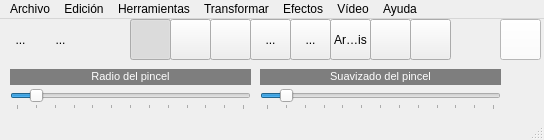
Old version of the form mainwindow.ui in the repository FranciscoDavidCampuzanoMelgarejo/ProyectoInfGraf.
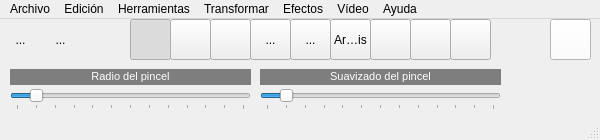
New version of the form. Icons and pictures are not drawn.

```diff
--- a/mainwindow.ui
+++ b/mainwindow.ui
@@ -6,19 +6,19 @@
    <rect>
     <x>0</x>
     <y>0</y>
-    <width>544</width>
+    <width>600</width>
     <height>140</height>
    </rect>
   </property>
   <property name="minimumSize">
    <size>
-    <width>544</width>
+    <width>600</width>
     <height>140</height>
    </size>
   </property>
   <property name="maximumSize">
    <size>
-    <width>544</width>
+    <width>600</width>
     <height>140</height>
    </size>
   </property>
@@ -303,7 +303,7 @@
    <widget class="QPushButton" name="pushButton">
     <property name="geometry">
      <rect>
-      <x>500</x>
+      <x>550</x>
       <y>0</y>
       <width>41</width>
       <height>41</height>
@@ -427,13 +427,36 @@
      <bool>true</bool>
     </property>
    </widget>
+   <widget class="QToolButton" name="toolButton_12">
+    <property name="geometry">
+     <rect>
+      <x>450</x>
+      <y>0</y>
+      <width>41</width>
+      <height>41</height>
+     </rect>
+    </property>
+    <property name="text">
+     <string/>
+    </property>
+    <property name="icon">
+     <iconset resource="recursos.qrc">
+      <normaloff>:/imagenes/suavizado.png</normaloff>:/imagenes/suavizado.png</iconset>
+    </property>
+    <property name="checkable">
+     <bool>true</bool>
+    </property>
+    <property name="autoExclusive">
+     <bool>true</bool>
+    </property>
+   </widget>
   </widget>
   <widget class="QMenuBar" name="menuBar">
    <property name="geometry">
     <rect>
      <x>0</x>
      <y>0</y>
-     <width>544</width>
+     <width>600</width>
      <height>21</height>
     </rect>
    </property>
```
Left out of the diff: 6 changed lines with no effect on the pictures.
